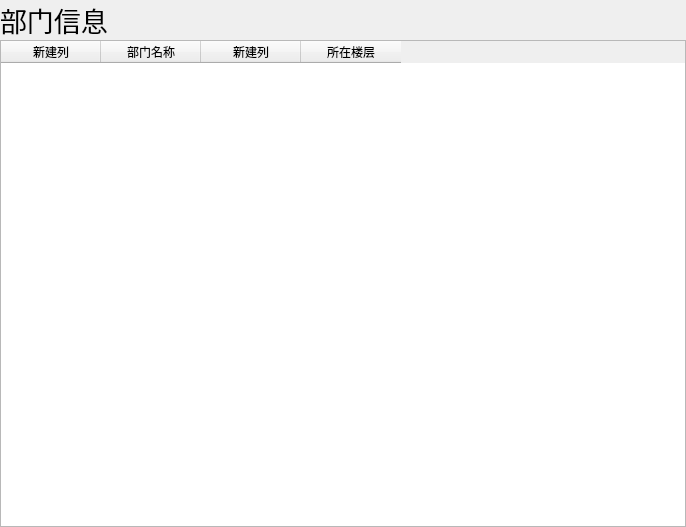
Before: the Qt Designer form 王景岳/project/EmployeeSystem/subpage/dept_info.ui in Faran-sward/EmployeeSystem, drawn with Qt 5.
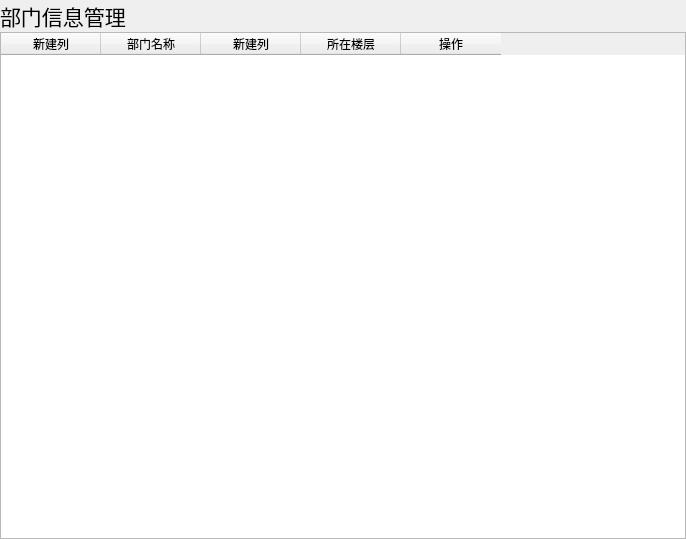
After: the same form once the commit is applied.

The edit to the form file:
```diff
--- a/王景岳/project/EmployeeSystem/subpage/dept_info.ui
+++ b/王景岳/project/EmployeeSystem/subpage/dept_info.ui
@@ -7,7 +7,7 @@
     <x>0</x>
     <y>0</y>
     <width>686</width>
-    <height>527</height>
+    <height>539</height>
    </rect>
   </property>
   <property name="windowTitle">
@@ -33,11 +33,11 @@
     <widget class="QLabel" name="label">
      <property name="font">
       <font>
-       <pointsize>20</pointsize>
+       <pointsize>16</pointsize>
       </font>
      </property>
      <property name="text">
-      <string>部门信息</string>
+      <string>部门信息管理</string>
      </property>
     </widget>
    </item>
@@ -63,6 +63,11 @@
        <string>所在楼层</string>
       </property>
      </column>
+     <column>
+      <property name="text">
+       <string>操作</string>
+      </property>
+     </column>
     </widget>
    </item>
   </layout>
```
